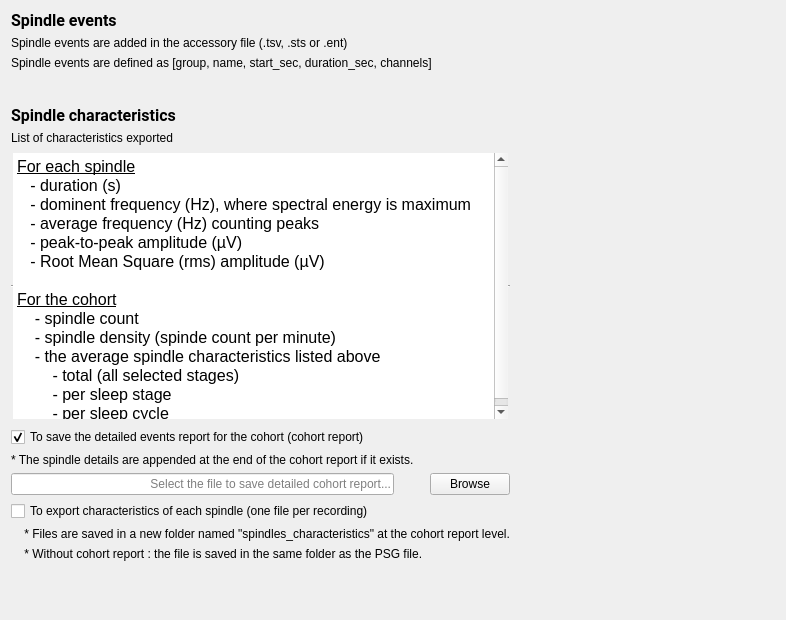
Old version of the form tools/CEAMSTools/SpindleDetectionMartin/OutputFilesStep/Ui_OutputFilesStep.ui in the repository SnoozToolbox/snooz-package-ceams.
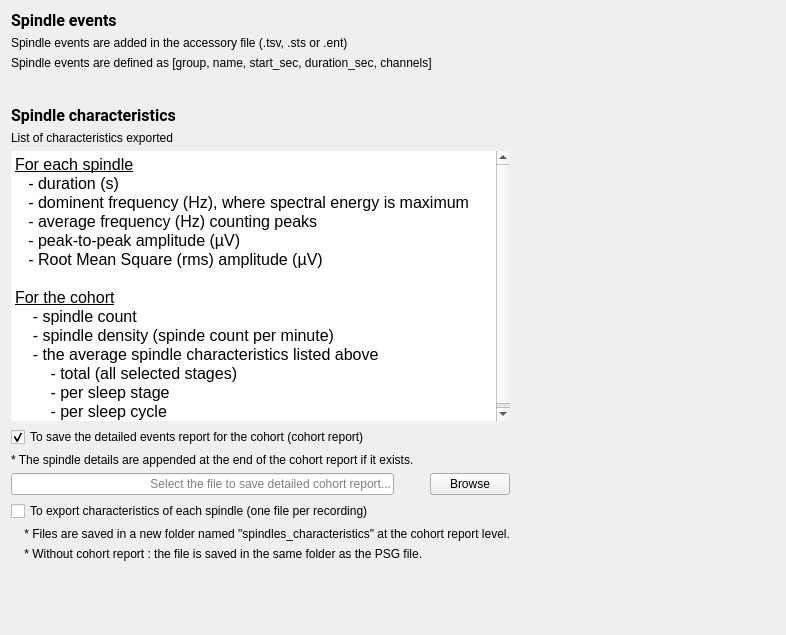
New version of the form.

Commit message: Increased Event Detector version to reflect event removal during artifacts

What changed in the file:
```diff
--- a/tools/CEAMSTools/SpindleDetectionMartin/OutputFilesStep/Ui_OutputFilesStep.ui
+++ b/tools/CEAMSTools/SpindleDetectionMartin/OutputFilesStep/Ui_OutputFilesStep.ui
@@ -7,7 +7,7 @@
     <x>0</x>
     <y>0</y>
     <width>786</width>
-    <height>620</height>
+    <height>635</height>
    </rect>
   </property>
   <property name="windowTitle">
@@ -101,30 +101,33 @@
         </size>
        </property>
        <property name="frameShape">
-        <enum>QFrame::HLine</enum>
+        <enum>QFrame::Shape::NoFrame</enum>
        </property>
        <property name="readOnly">
         <bool>true</bool>
        </property>
        <property name="html">
         <string>&lt;!DOCTYPE HTML PUBLIC &quot;-//W3C//DTD HTML 4.0//EN&quot; &quot;http://www.w3.org/TR/REC-html40/strict.dtd&quot;&gt;
-&lt;html&gt;&lt;head&gt;&lt;meta name=&quot;qrichtext&quot; content=&quot;1&quot; /&gt;&lt;style type=&quot;text/css&quot;&gt;
+&lt;html&gt;&lt;head&gt;&lt;meta name=&quot;qrichtext&quot; content=&quot;1&quot; /&gt;&lt;meta charset=&quot;utf-8&quot; /&gt;&lt;style type=&quot;text/css&quot;&gt;
 p, li { white-space: pre-wrap; }
+hr { height: 1px; border-width: 0; }
+li.unchecked::marker { content: &quot;\2610&quot;; }
+li.checked::marker { content: &quot;\2612&quot;; }
 &lt;/style&gt;&lt;/head&gt;&lt;body style=&quot; font-family:'Roboto'; font-size:12pt; font-weight:400; font-style:normal;&quot;&gt;
-&lt;p style=&quot; margin-top:0px; margin-bottom:0px; margin-left:0px; margin-right:0px; -qt-block-indent:0; text-indent:0px;&quot;&gt;&lt;span style=&quot; font-family:'Roboto'; text-decoration: underline;&quot;&gt;For each spindle&lt;/span&gt;&lt;/p&gt;
-&lt;p style=&quot; margin-top:0px; margin-bottom:0px; margin-left:0px; margin-right:0px; -qt-block-indent:0; text-indent:0px;&quot;&gt;&lt;span style=&quot; font-family:'Roboto';&quot;&gt;   - duration (s)&lt;/span&gt;&lt;/p&gt;
-&lt;p style=&quot; margin-top:0px; margin-bottom:0px; margin-left:0px; margin-right:0px; -qt-block-indent:0; text-indent:0px;&quot;&gt;&lt;span style=&quot; font-family:'Roboto';&quot;&gt;   - dominent frequency (Hz), &lt;/span&gt;&lt;span style=&quot; font-family:'Roboto'; color:#000000;&quot;&gt;where spectral energy is maximum&lt;/span&gt;&lt;/p&gt;
-&lt;p style=&quot; margin-top:0px; margin-bottom:0px; margin-left:0px; margin-right:0px; -qt-block-indent:0; text-indent:0px;&quot;&gt;&lt;span style=&quot; font-family:'Roboto'; color:#000000;&quot;&gt;   - average frequency (Hz) counting peaks&lt;/span&gt;&lt;/p&gt;
-&lt;p style=&quot; margin-top:0px; margin-bottom:0px; margin-left:0px; margin-right:0px; -qt-block-indent:0; text-indent:0px;&quot;&gt;&lt;span style=&quot; font-family:'Roboto'; color:#000000;&quot;&gt;   - peak-to-peak amplitude (µV)&lt;/span&gt;&lt;/p&gt;
-&lt;p style=&quot; margin-top:0px; margin-bottom:0px; margin-left:0px; margin-right:0px; -qt-block-indent:0; text-indent:0px;&quot;&gt;&lt;span style=&quot; font-family:'Roboto'; color:#000000;&quot;&gt;   - Root Mean Square (rms) amplitude (µV)&lt;/span&gt;&lt;/p&gt;
-&lt;p style=&quot;-qt-paragraph-type:empty; margin-top:0px; margin-bottom:0px; margin-left:0px; margin-right:0px; -qt-block-indent:0; text-indent:0px; font-family:'Roboto'; color:#000000;&quot;&gt;&lt;br /&gt;&lt;/p&gt;
-&lt;p style=&quot; margin-top:0px; margin-bottom:0px; margin-left:0px; margin-right:0px; -qt-block-indent:0; text-indent:0px;&quot;&gt;&lt;span style=&quot; font-family:'Roboto'; text-decoration: underline;&quot;&gt;For the cohort&lt;/span&gt;&lt;/p&gt;
-&lt;p style=&quot; margin-top:0px; margin-bottom:0px; margin-left:0px; margin-right:0px; -qt-block-indent:0; text-indent:0px;&quot;&gt;&lt;span style=&quot; font-family:'Roboto';&quot;&gt;    - spindle count&lt;/span&gt;&lt;/p&gt;
-&lt;p style=&quot; margin-top:0px; margin-bottom:0px; margin-left:0px; margin-right:0px; -qt-block-indent:0; text-indent:0px;&quot;&gt;&lt;span style=&quot; font-family:'Roboto';&quot;&gt;    - spindle density (spinde count per minute)&lt;/span&gt;&lt;/p&gt;
-&lt;p style=&quot; margin-top:0px; margin-bottom:0px; margin-left:0px; margin-right:0px; -qt-block-indent:0; text-indent:0px;&quot;&gt;&lt;span style=&quot; font-family:'Roboto';&quot;&gt;    - the average spindle characteristics listed above&lt;/span&gt;&lt;/p&gt;
-&lt;p style=&quot; margin-top:0px; margin-bottom:0px; margin-left:0px; margin-right:0px; -qt-block-indent:0; text-indent:0px;&quot;&gt;&lt;span style=&quot; font-family:'Roboto';&quot;&gt;        - total (all selected stages)&lt;/span&gt;&lt;/p&gt;
-&lt;p style=&quot; margin-top:0px; margin-bottom:0px; margin-left:0px; margin-right:0px; -qt-block-indent:0; text-indent:0px;&quot;&gt;&lt;span style=&quot; font-family:'Roboto';&quot;&gt;        - per sleep stage&lt;/span&gt;&lt;/p&gt;
-&lt;p style=&quot; margin-top:0px; margin-bottom:0px; margin-left:0px; margin-right:0px; -qt-block-indent:0; text-indent:0px;&quot;&gt;&lt;span style=&quot; font-family:'Roboto';&quot;&gt;        - per sleep cycle&lt;/span&gt;&lt;/p&gt;&lt;/body&gt;&lt;/html&gt;</string>
+&lt;p style=&quot; margin-top:0px; margin-bottom:0px; margin-left:0px; margin-right:0px; -qt-block-indent:0; text-indent:0px;&quot;&gt;&lt;span style=&quot; text-decoration: underline;&quot;&gt;For each spindle&lt;/span&gt;&lt;/p&gt;
+&lt;p style=&quot; margin-top:0px; margin-bottom:0px; margin-left:0px; margin-right:0px; -qt-block-indent:0; text-indent:0px;&quot;&gt;   - duration (s)&lt;/p&gt;
+&lt;p style=&quot; margin-top:0px; margin-bottom:0px; margin-left:0px; margin-right:0px; -qt-block-indent:0; text-indent:0px;&quot;&gt;   - dominent frequency (Hz), &lt;span style=&quot; color:#000000;&quot;&gt;where spectral energy is maximum&lt;/span&gt;&lt;/p&gt;
+&lt;p style=&quot; margin-top:0px; margin-bottom:0px; margin-left:0px; margin-right:0px; -qt-block-indent:0; text-indent:0px;&quot;&gt;&lt;span style=&quot; color:#000000;&quot;&gt;   - average frequency (Hz) counting peaks&lt;/span&gt;&lt;/p&gt;
+&lt;p style=&quot; margin-top:0px; margin-bottom:0px; margin-left:0px; margin-right:0px; -qt-block-indent:0; text-indent:0px;&quot;&gt;&lt;span style=&quot; color:#000000;&quot;&gt;   - peak-to-peak amplitude (µV)&lt;/span&gt;&lt;/p&gt;
+&lt;p style=&quot; margin-top:0px; margin-bottom:0px; margin-left:0px; margin-right:0px; -qt-block-indent:0; text-indent:0px;&quot;&gt;&lt;span style=&quot; color:#000000;&quot;&gt;   - Root Mean Square (rms) amplitude (µV)&lt;/span&gt;&lt;/p&gt;
+&lt;p style=&quot;-qt-paragraph-type:empty; margin-top:0px; margin-bottom:0px; margin-left:0px; margin-right:0px; -qt-block-indent:0; text-indent:0px; color:#000000;&quot;&gt;&lt;br /&gt;&lt;/p&gt;
+&lt;p style=&quot; margin-top:0px; margin-bottom:0px; margin-left:0px; margin-right:0px; -qt-block-indent:0; text-indent:0px;&quot;&gt;&lt;span style=&quot; text-decoration: underline;&quot;&gt;For the cohort&lt;/span&gt;&lt;/p&gt;
+&lt;p style=&quot; margin-top:0px; margin-bottom:0px; margin-left:0px; margin-right:0px; -qt-block-indent:0; text-indent:0px;&quot;&gt;    - spindle count&lt;/p&gt;
+&lt;p style=&quot; margin-top:0px; margin-bottom:0px; margin-left:0px; margin-right:0px; -qt-block-indent:0; text-indent:0px;&quot;&gt;    - spindle density (spinde count per minute)&lt;/p&gt;
+&lt;p style=&quot; margin-top:0px; margin-bottom:0px; margin-left:0px; margin-right:0px; -qt-block-indent:0; text-indent:0px;&quot;&gt;    - the average spindle characteristics listed above&lt;/p&gt;
+&lt;p style=&quot; margin-top:0px; margin-bottom:0px; margin-left:0px; margin-right:0px; -qt-block-indent:0; text-indent:0px;&quot;&gt;        - total (all selected stages)&lt;/p&gt;
+&lt;p style=&quot; margin-top:0px; margin-bottom:0px; margin-left:0px; margin-right:0px; -qt-block-indent:0; text-indent:0px;&quot;&gt;        - per sleep stage&lt;/p&gt;
+&lt;p style=&quot; margin-top:0px; margin-bottom:0px; margin-left:0px; margin-right:0px; -qt-block-indent:0; text-indent:0px;&quot;&gt;        - per sleep cycle&lt;/p&gt;&lt;/body&gt;&lt;/html&gt;</string>
        </property>
       </widget>
      </item>
```
Left out of the diff: 16 changed lines with no effect on the pictures. The commit also changes 2 other files.
